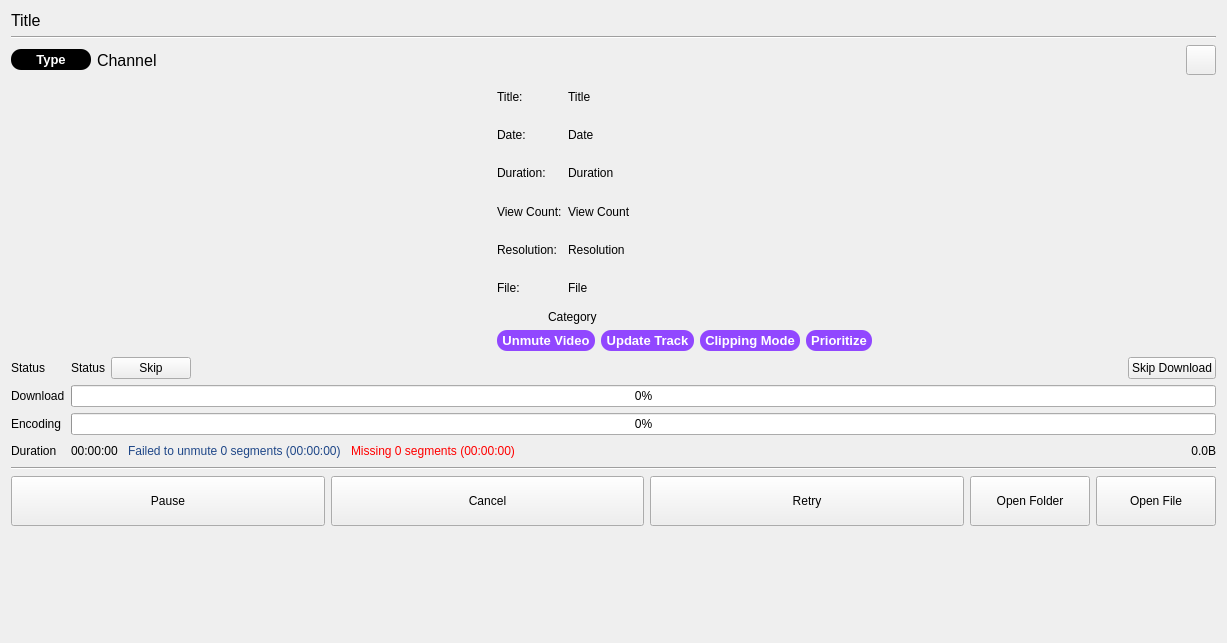
First picture: the form in resources/ui/download.ui, repository devhotteok/TwitchLink, before the edit.
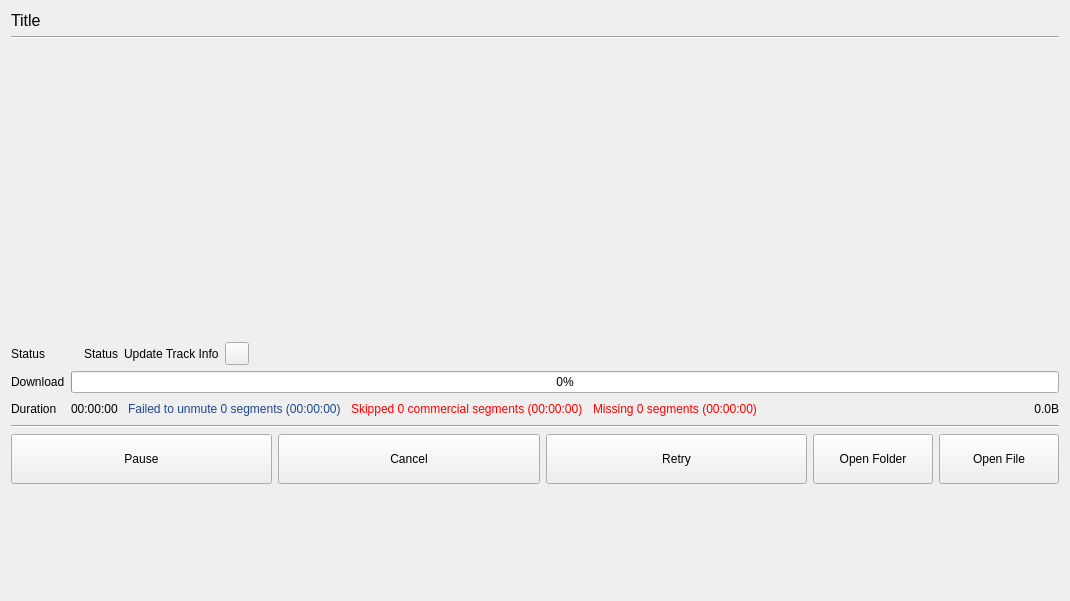
Second picture: the form after the edit. Icons and pictures are not drawn.

What changed in the file:
```diff
--- a/resources/ui/download.ui
+++ b/resources/ui/download.ui
@@ -6,8 +6,8 @@
    <rect>
     <x>0</x>
     <y>0</y>
-    <width>1227</width>
-    <height>633</height>
+    <width>1066</width>
+    <height>601</height>
    </rect>
   </property>
   <property name="sizePolicy">
@@ -16,11 +16,6 @@
     <verstretch>0</verstretch>
    </sizepolicy>
   </property>
-  <property name="font">
-   <font>
-    <pointsize>9</pointsize>
-   </font>
-  </property>
   <property name="locale">
    <locale language="English" country="UnitedStates"/>
   </property>
@@ -51,727 +46,55 @@
     </widget>
    </item>
    <item>
-    <widget class="QWidget" name="channelArea" native="true">
-     <property name="sizePolicy">
-      <sizepolicy hsizetype="Preferred" vsizetype="Fixed">
-       <horstretch>0</horstretch>
-       <verstretch>0</verstretch>
-      </sizepolicy>
+    <widget class="QWidget" name="downloadViewControlBar" native="true">
+     <property name="minimumSize">
+      <size>
+       <width>543</width>
+       <height>32</height>
+      </size>
      </property>
-     <layout class="QHBoxLayout" name="channelAreaLayout">
-      <property name="leftMargin">
-       <number>0</number>
-      </property>
-      <property name="topMargin">
-       <number>0</number>
-      </property>
-      <property name="rightMargin">
-       <number>0</number>
-      </property>
-      <property name="bottomMargin">
-       <number>0</number>
-      </property>
-      <item>
-       <widget class="QWidget" name="videoTypeLabelArea" native="true">
-        <property name="sizePolicy">
-         <sizepolicy hsizetype="Fixed" vsizetype="Fixed">
-          <horstretch>0</horstretch>
-          <verstretch>0</verstretch>
-         </sizepolicy>
-        </property>
-        <property name="minimumSize">
-         <size>
-          <width>80</width>
-          <height>20</height>
-         </size>
-        </property>
-        <property name="styleSheet">
-         <string notr="true">background-color: rgb(0, 0, 0);
-border-radius: 10px;</string>
-        </property>
-        <layout class="QVBoxLayout" name="videoTypeLabelAreaLayout">
-         <property name="leftMargin">
-          <number>5</number>
-         </property>
-         <property name="topMargin">
-          <number>3</number>
-         </property>
-         <property name="rightMargin">
-          <number>5</number>
-         </property>
-         <property name="bottomMargin">
-          <number>3</number>
-         </property>
-         <item>
-          <widget class="QLabel" name="videoTypeLabel">
-           <property name="font">
-            <font>
-             <pointsize>10</pointsize>
-             <weight>75</weight>
-             <bold>true</bold>
-            </font>
-           </property>
-           <property name="styleSheet">
-            <string notr="true">color: rgb(255, 255, 255);</string>
-           </property>
-           <property name="text">
-            <string>Type</string>
-           </property>
-           <property name="alignment">
-            <set>Qt::AlignCenter</set>
-           </property>
-          </widget>
-         </item>
-        </layout>
-       </widget>
-      </item>
-      <item>
-       <widget class="QLabel" name="channel">
-        <property name="sizePolicy">
-         <sizepolicy hsizetype="Ignored" vsizetype="Preferred">
-          <horstretch>0</horstretch>
-          <verstretch>0</verstretch>
-         </sizepolicy>
-        </property>
-        <property name="font">
-         <font>
-          <pointsize>12</pointsize>
-         </font>
-        </property>
-        <property name="text">
-         <string>Channel</string>
-        </property>
-       </widget>
-      </item>
-      <item>
-       <widget class="QToolButton" name="openLogsButton">
-        <property name="sizePolicy">
-         <sizepolicy hsizetype="Fixed" vsizetype="Fixed">
-          <horstretch>0</horstretch>
-          <verstretch>0</verstretch>
-         </sizepolicy>
-        </property>
-        <property name="minimumSize">
-         <size>
-          <width>30</width>
-          <height>30</height>
-         </size>
-        </property>
-        <property name="toolTip">
-         <string>View Logs</string>
-        </property>
-        <property name="icon">
-         <iconset>
-          <normaloff>../icons/text_file.svg</normaloff>../icons/text_file.svg</iconset>
-        </property>
-       </widget>
-      </item>
-     </layout>
     </widget>
    </item>
    <item>
-    <widget class="QWidget" name="videoArea" native="true">
-     <layout class="QHBoxLayout" name="videoAreaLayout">
-      <property name="leftMargin">
-       <number>0</number>
-      </property>
-      <property name="topMargin">
-       <number>0</number>
-      </property>
-      <property name="rightMargin">
-       <number>0</number>
-      </property>
-      <property name="bottomMargin">
-       <number>0</number>
-      </property>
-      <item>
-       <widget class="QWidget" name="thumbnailImageArea" native="true">
-        <property name="sizePolicy">
-         <sizepolicy hsizetype="Expanding" vsizetype="Expanding">
-          <horstretch>0</horstretch>
-          <verstretch>0</verstretch>
-         </sizepolicy>
+    <layout class="QHBoxLayout" name="videoAreaLayout">
+     <item>
+      <widget class="QWidget" name="downloadInfoView" native="true">
+       <property name="minimumSize">
+        <size>
+         <width>629</width>
+         <height>176</height>
+        </size>
+       </property>
+      </widget>
+     </item>
+     <item>
+      <widget class="QWidget" name="partnerContentArea_1" native="true">
+       <property name="minimumSize">
+        <size>
+         <width>300</width>
+         <height>250</height>
+        </size>
+       </property>
+       <layout class="QHBoxLayout" name="adAreaLayout_1">
+        <property name="spacing">
+         <number>0</number>
         </property>
-        <property name="minimumSize">
-         <size>
-          <width>480</width>
-          <height>270</height>
-         </size>
+        <property name="leftMargin">
+         <number>0</number>
         </property>
-        <layout class="QHBoxLayout" name="thumbnailImageAreaLayout">
-         <property name="leftMargin">
-          <number>0</number>
-         </property>
-         <property name="topMargin">
-          <number>0</number>
-         </property>
-         <property name="rightMargin">
-          <number>0</number>
-         </property>
-         <property name="bottomMargin">
-          <number>0</number>
-         </property>
-         <item>
-          <widget class="QLabel" name="thumbnailImage">
-           <property name="sizePolicy">
-            <sizepolicy hsizetype="Ignored" vsizetype="Ignored">
-             <horstretch>0</horstretch>
-             <verstretch>0</verstretch>
-            </sizepolicy>
-           </property>
-           <property name="maximumSize">
-            <size>
-             <width>480</width>
-             <height>270</height>
-            </size>
-           </property>
-           <property name="text">
-            <string/>
-           </property>
-           <property name="pixmap">
-            <pixmap>../img/thumbnail.png</pixmap>
-           </property>
-           <property name="scaledContents">
-            <bool>true</bool>
-           </property>
-           <property name="alignment">
-            <set>Qt::AlignCenter</set>
-           </property>
-          </widget>
-         </item>
-        </layout>
-       </widget>
-      </item>
-      <item>
-       <widget class="QWidget" name="infoArea" native="true">
-        <property name="sizePolicy">
-         <sizepolicy hsizetype="Expanding" vsizetype="Expanding">
-          <horstretch>0</horstretch>
-          <verstretch>0</verstretch>
-         </sizepolicy>
+        <property name="topMargin">
+         <number>0</number>
         </property>
-        <property name="minimumSize">
-         <size>
-          <width>300</width>
-          <height>0</height>
-         </size>
+        <property name="rightMargin">
+         <number>0</number>
         </property>
-        <layout class="QVBoxLayout" name="infoAreaLayout">
-         <property name="leftMargin">
-          <number>0</number>
-         </property>
-         <property name="topMargin">
-          <number>0</number>
-         </property>
-         <property name="rightMargin">
-          <number>0</number>
-         </property>
-         <property name="bottomMargin">
-          <number>0</number>
-         </property>
-         <item>
-          <widget class="QWidget" name="metaArea" native="true">
-           <property name="sizePolicy">
-            <sizepolicy hsizetype="Preferred" vsizetype="Expanding">
-             <horstretch>0</horstretch>
-             <verstretch>0</verstretch>
-            </sizepolicy>
-           </property>
-           <layout class="QFormLayout" name="metaAreaLayout">
-            <property name="leftMargin">
-             <number>0</number>
-            </property>
-            <property name="topMargin">
-             <number>0</number>
-            </property>
-            <property name="rightMargin">
-             <number>0</number>
-            </property>
-            <property name="bottomMargin">
-             <number>0</number>
-            </property>
-            <item row="0" column="0">
-             <widget class="QLabel" name="titleInfo">
-              <property name="sizePolicy">
-               <sizepolicy hsizetype="Preferred" vsizetype="Expanding">
-                <horstretch>0</horstretch>
-                <verstretch>0</verstretch>
-               </sizepolicy>
-              </property>
-              <property name="text">
-               <string>Title:</string>
-              </property>
-             </widget>
-            </item>
-            <item row="0" column="1">
-             <widget class="QLabel" name="title">
-              <property name="sizePolicy">
-               <sizepolicy hsizetype="Ignored" vsizetype="Expanding">
-                <horstretch>0</horstretch>
-                <verstretch>0</verstretch>
-               </sizepolicy>
-              </property>
-              <property name="text">
-               <string>Title</string>
-              </property>
-             </widget>
-            </item>
-            <item row="1" column="0">
-             <widget class="QLabel" name="dateInfo">
-              <property name="sizePolicy">
-               <sizepolicy hsizetype="Preferred" vsizetype="Expanding">
-                <horstretch>0</horstretch>
-                <verstretch>0</verstretch>
-               </sizepolicy>
-              </property>
-              <property name="text">
-               <string>Date:</string>
-              </property>
-             </widget>
-            </item>
-            <item row="1" column="1">
-             <widget class="QLabel" name="date">
-              <property name="sizePolicy">
-               <sizepolicy hsizetype="Ignored" vsizetype="Expanding">
-                <horstretch>0</horstretch>
-                <verstretch>0</verstretch>
-               </sizepolicy>
-              </property>
-              <property name="text">
-               <string>Date</string>
-              </property>
-             </widget>
-            </item>
-            <item row="2" column="0">
-             <widget class="QLabel" name="durationInfo">
-              <property name="sizePolicy">
-               <sizepolicy hsizetype="Preferred" vsizetype="Expanding">
-                <horstretch>0</horstretch>
-                <verstretch>0</verstretch>
-               </sizepolicy>
-              </property>
-              <property name="text">
-               <string>Duration:</string>
-              </property>
-             </widget>
-            </item>
-            <item row="2" column="1">
-             <widget class="QLabel" name="duration">
-              <property name="sizePolicy">
-               <sizepolicy hsizetype="Ignored" vsizetype="Expanding">
-                <horstretch>0</horstretch>
-                <verstretch>0</verstretch>
-               </sizepolicy>
-              </property>
-              <property name="text">
-               <string>Duration</string>
-              </property>
-             </widget>
-            </item>
-            <item row="3" column="0">
-             <widget class="QLabel" name="viewCountInfo">
-              <property name="sizePolicy">
-               <sizepolicy hsizetype="Preferred" vsizetype="Expanding">
-                <horstretch>0</horstretch>
-                <verstretch>0</verstretch>
-               </sizepolicy>
-              </property>
-              <property name="text">
-               <string>View Count:</string>
-              </property>
-             </widget>
-            </item>
-            <item row="3" column="1">
-             <widget class="QLabel" name="viewCount">
-              <property name="sizePolicy">
-               <sizepolicy hsizetype="Ignored" vsizetype="Expanding">
-                <horstretch>0</horstretch>
-                <verstretch>0</verstretch>
-               </sizepolicy>
-              </property>
-              <property name="text">
-               <string>View Count</string>
-              </property>
-             </widget>
-            </item>
-            <item row="4" column="0">
-             <widget class="QLabel" name="resolutionInfo">
-              <property name="sizePolicy">
-               <sizepolicy hsizetype="Preferred" vsizetype="Expanding">
-                <horstretch>0</horstretch>
-                <verstretch>0</verstretch>
-               </sizepolicy>
-              </property>
-              <property name="text">
-               <string>Resolution:</string>
-              </property>
-             </widget>
-            </item>
-            <item row="4" column="1">
-             <widget class="QLabel" name="resolution">
-              <property name="sizePolicy">
-               <sizepolicy hsizetype="Ignored" vsizetype="Expanding">
-                <horstretch>0</horstretch>
-                <verstretch>0</verstretch>
-               </sizepolicy>
-              </property>
-              <property name="text">
-               <string>Resolution</string>
-              </property>
-             </widget>
-            </item>
-            <item row="5" column="0">
-             <widget class="QLabel" name="fileInfo">
-              <property name="sizePolicy">
-               <sizepolicy hsizetype="Preferred" vsizetype="Expanding">
-                <horstretch>0</horstretch>
-                <verstretch>0</verstretch>
-               </sizepolicy>
-              </property>
-              <property name="text">
-               <string>File:</string>
-              </property>
-             </widget>
-            </item>
-            <item row="5" column="1">
-             <widget class="QLabel" name="file">
-              <property name="sizePolicy">
-               <sizepolicy hsizetype="Ignored" vsizetype="Expanding">
-                <horstretch>0</horstretch>
-                <verstretch>0</verstretch>
-               </sizepolicy>
-              </property>
-              <property name="text">
-               <string>File</string>
-              </property>
-             </widget>
-            </item>
-           </layout>
-          </widget>
-         </item>
-         <item>
-          <widget class="QWidget" name="categoryArea" native="true">
-           <property name="sizePolicy">
-            <sizepolicy hsizetype="Expanding" vsizetype="Fixed">
-             <horstretch>0</horstretch>
-             <verstretch>0</verstretch>
-            </sizepolicy>
-           </property>
-           <layout class="QHBoxLayout" name="categoryAreaLayout">
-            <property name="leftMargin">
-             <number>0</number>
-            </property>
-            <property name="topMargin">
-             <number>0</number>
-            </property>
-            <property name="rightMargin">
-             <number>0</number>
-            </property>
-            <property name="bottomMargin">
-             <number>0</number>
-            </property>
-            <item>
-             <widget class="QLabel" name="categoryImage">
-              <property name="sizePolicy">
-               <sizepolicy hsizetype="Fixed" vsizetype="Fixed">
-                <horstretch>0</horstretch>
-                <verstretch>0</verstretch>
-               </sizepolicy>
-              </property>
-              <property name="maximumSize">
-               <size>
-                <width>45</width>
-                <height>60</height>
-               </size>
-              </property>
-              <property name="text">
-               <string/>
-              </property>
-              <property name="pixmap">
-               <pixmap>../img/category.jpg</pixmap>
-              </property>
-              <property name="scaledContents">
-               <bool>true</bool>
-              </property>
-              <property name="alignment">
-               <set>Qt::AlignCenter</set>
-              </property>
-             </widget>
-            </item>
-            <item>
-             <widget class="QLabel" name="category">
-              <property name="text">
-               <string>Category</string>
-              </property>
-             </widget>
-            </item>
-           </layout>
-          </widget>
-         </item>
-         <item>
-          <widget class="QWidget" name="tagArea" native="true">
-           <property name="sizePolicy">
-            <sizepolicy hsizetype="Fixed" vsizetype="Preferred">
-             <horstretch>0</horstretch>
-             <verstretch>0</verstretch>
-            </sizepolicy>
-           </property>
-           <layout class="QHBoxLayout" name="tagAreaLayout">
-            <property name="leftMargin">
-             <number>0</number>
-            </property>
-            <property name="topMargin">
-             <number>0</number>
-            </property>
-            <property name="rightMargin">
-             <number>0</number>
-            </property>
-            <property name="bottomMargin">
-             <number>0</number>
-            </property>
-            <item>
-             <widget class="QWidget" name="unmuteVideoTag" native="true">
-              <property name="sizePolicy">
-               <sizepolicy hsizetype="Preferred" vsizetype="Fixed">
-                <horstretch>0</horstretch>
-                <verstretch>0</verstretch>
-               </sizepolicy>
-              </property>
-              <property name="minimumSize">
-               <size>
-                <width>0</width>
-                <height>20</height>
-               </size>
-              </property>
-              <property name="styleSheet">
-               <string notr="true">color: rgb(255, 255, 255);
-background-color: rgb(145, 71, 255);
-border-radius: 10px;</string>
-              </property>
-              <layout class="QVBoxLayout" name="unmuteVideoTagLayout">
-               <property name="leftMargin">
-                <number>5</number>
-               </property>
-               <property name="topMargin">
-                <number>3</number>
-               </property>
-               <property name="rightMargin">
-                <number>5</number>
-               </property>
-               <property name="bottomMargin">
-                <number>3</number>
-               </property>
-               <item>
-                <widget class="QLabel" name="unmuteVideoTagLabel">
-                 <property name="font">
-                  <font>
-                   <pointsize>10</pointsize>
-                   <weight>75</weight>
-                   <bold>true</bold>
-                  </font>
-                 </property>
-                 <property name="text">
-                  <string>Unmute Video</string>
-                 </property>
-                 <property name="alignment">
-                  <set>Qt::AlignCenter</set>
-                 </property>
-                </widget>
-               </item>
-              </layout>
-             </widget>
-            </item>
-            <item>
-             <widget class="QWidget" name="updateTrackTag" native="true">
-              <property name="sizePolicy">
-               <sizepolicy hsizetype="Preferred" vsizetype="Fixed">
-                <horstretch>0</horstretch>
-                <verstretch>0</verstretch>
-               </sizepolicy>
-              </property>
-              <property name="minimumSize">
-               <size>
-                <width>0</width>
-                <height>20</height>
-               </size>
-              </property>
-              <property name="styleSheet">
-               <string notr="true">color: rgb(255, 255, 255);
-background-color: rgb(145, 71, 255);
-border-radius: 10px;</string>
-              </property>
-              <layout class="QVBoxLayout" name="updateTrackTagLayout">
-               <property name="leftMargin">
-                <number>5</number>
-               </property>
-               <property name="topMargin">
-                <number>3</number>
-               </property>
-               <property name="rightMargin">
-                <number>5</number>
-               </property>
-               <property name="bottomMargin">
-                <number>3</number>
-               </property>
-               <item>
-                <widget class="QLabel" name="updateTrackTagLabel">
-                 <property name="font">
-                  <font>
-                   <pointsize>10</pointsize>
-                   <weight>75</weight>
-                   <bold>true</bold>
-                  </font>
-                 </property>
-                 <property name="text">
-                  <string>Update Track</string>
-                 </property>
-                 <property name="alignment">
-                  <set>Qt::AlignCenter</set>
-                 </property>
-                </widget>
-               </item>
-              </layout>
-             </widget>
-            </item>
-            <item>
-             <widget class="QWidget" name="clippingModeTag" native="true">
-              <property name="sizePolicy">
-               <sizepolicy hsizetype="Preferred" vsizetype="Fixed">
-                <horstretch>0</horstretch>
-                <verstretch>0</verstretch>
-               </sizepolicy>
-              </property>
-              <property name="minimumSize">
-               <size>
-                <width>0</width>
-                <height>20</height>
-               </size>
-              </property>
-              <property name="styleSheet">
-               <string notr="true">color: rgb(255, 255, 255);
-background-color: rgb(145, 71, 255);
-border-radius: 10px;</string>
-              </property>
-              <layout class="QVBoxLayout" name="clippingModeTagLayout">
-               <property name="leftMargin">
-                <number>5</number>
-               </property>
-               <property name="topMargin">
-                <number>3</number>
-               </property>
-               <property name="rightMargin">
-                <number>5</number>
-               </property>
-               <property name="bottomMargin">
-                <number>3</number>
-               </property>
-               <item>
-                <widget class="QLabel" name="clippingModeTagLabel">
-                 <property name="font">
-                  <font>
-                   <pointsize>10</pointsize>
-                   <weight>75</weight>
-                   <bold>true</bold>
-                  </font>
-                 </property>
-                 <property name="text">
-                  <string>Clipping Mode</string>
-                 </property>
-                 <property name="alignment">
-                  <set>Qt::AlignCenter</set>
-                 </property>
-                </widget>
-               </item>
-              </layout>
-             </widget>
-            </item>
-            <item>
-             <widget class="QWidget" name="prioritizeTag" native="true">
-              <property name="sizePolicy">
-               <sizepolicy hsizetype="Preferred" vsizetype="Fixed">
-                <horstretch>0</horstretch>
-                <verstretch>0</verstretch>
-               </sizepolicy>
-              </property>
-              <property name="minimumSize">
-               <size>
-                <width>0</width>
-                <height>20</height>
-               </size>
-              </property>
-              <property name="styleSheet">
-               <string notr="true">color: rgb(255, 255, 255);
-background-color: rgb(145, 71, 255);
-border-radius: 10px;</string>
-              </property>
-              <layout class="QVBoxLayout" name="prioritizeTagLayout">
-               <property name="leftMargin">
-                <number>5</number>
-               </property>
-               <property name="topMargin">
-                <number>3</number>
-               </property>
-               <property name="rightMargin">
-                <number>5</number>
-               </property>
-               <property name="bottomMargin">
-                <number>3</number>
-               </property>
-               <item>
-                <widget class="QLabel" name="prioritizeTagLabel">
-                 <property name="font">
-                  <font>
-                   <pointsize>10</pointsize>
-                   <weight>75</weight>
-                   <bold>true</bold>
-                  </font>
-                 </property>
-                 <property name="text">
-                  <string>Prioritize</string>
-                 </property>
-                 <property name="alignment">
-                  <set>Qt::AlignCenter</set>
-                 </property>
-                </widget>
-               </item>
-              </layout>
-             </widget>
-            </item>
-           </layout>
-          </widget>
-         </item>
-        </layout>
-       </widget>
-      </item>
-      <item>
-       <widget class="QWidget" name="adArea_1" native="true">
-        <property name="minimumSize">
-         <size>
-          <width>300</width>
-          <height>250</height>
-         </size>
+        <property name="bottomMargin">
+         <number>0</number>
         </property>
-        <layout class="QHBoxLayout" name="adAreaLayout_1">
-         <property name="spacing">
-          <number>0</number>
-         </property>
-         <property name="leftMargin">
-          <number>0</number>
-         </property>
-         <property name="topMargin">
-          <number>0</number>
-         </property>
-         <property name="rightMargin">
-          <number>0</number>
-         </property>
-         <property name="bottomMargin">
-          <number>0</number>
-         </property>
-        </layout>
-       </widget>
-      </item>
-     </layout>
-    </widget>
+       </layout>
+      </widget>
+     </item>
+    </layout>
    </item>
    <item>
     <widget class="QWidget" name="progressArea" native="true">
@@ -804,6 +127,81 @@
         </property>
        </widget>
       </item>
+      <item row="0" column="1">
+       <widget class="QWidget" name="statusControlArea" native="true">
+        <layout class="QHBoxLayout" name="statusControlAreaLayout">
+         <property name="leftMargin">
+          <number>0</number>
+         </property>
+         <property name="topMargin">
+          <number>0</number>
+         </property>
+         <property name="rightMargin">
+          <number>0</number>
+         </property>
+         <property name="bottomMargin">
+          <number>0</number>
+         </property>
+         <item>
+          <widget class="QLabel" name="alertIcon">
+           <property name="sizePolicy">
+            <sizepolicy hsizetype="Fixed" vsizetype="Fixed">
+             <horstretch>0</horstretch>
+             <verstretch>0</verstretch>
+            </sizepolicy>
+           </property>
+           <property name="pixmap">
+            <pixmap>../icons/alert_red.svg</pixmap>
+           </property>
+           <property name="scaledContents">
+            <bool>true</bool>
+           </property>
+           <property name="alignment">
+            <set>Qt::AlignCenter</set>
+           </property>
+          </widget>
+         </item>
+         <item>
+          <widget class="QLabel" name="status">
+           <property name="text">
+            <string>Status</string>
+           </property>
+          </widget>
+         </item>
+         <item>
+          <widget class="QLabel" name="updateTrackInfo">
+           <property name="text">
+            <string>Update Track Info</string>
+           </property>
+          </widget>
+         </item>
+         <item>
+          <widget class="QToolButton" name="statusInfoButton">
+           <property name="toolTip">
+            <string>Information</string>
+           </property>
+           <property name="icon">
+            <iconset>
+             <normaloff>../icons/help.svg</normaloff>../icons/help.svg</iconset>
+           </property>
+          </widget>
+         </item>
+         <item>
+          <spacer name="horizontalSpacer_1">
+           <property name="orientation">
+            <enum>Qt::Horizontal</enum>
+           </property>
+           <property name="sizeHint" stdset="0">
+            <size>
+             <width>40</width>
+             <height>20</height>
+            </size>
+           </property>
+          </spacer>
+         </item>
+        </layout>
+       </widget>
+      </item>
       <item row="1" column="0">
        <widget class="QLabel" name="downloadLabel">
         <property name="text">
@@ -819,27 +217,13 @@
        </widget>
       </item>
       <item row="2" column="0">
-       <widget class="QLabel" name="encodingLabel">
-        <property name="text">
-         <string>Encoding</string>
-        </property>
-       </widget>
-      </item>
-      <item row="2" column="1">
-       <widget class="QProgressBar" name="encodingProgressBar">
-        <property name="value">
-         <number>0</number>
-        </property>
-       </widget>
-      </item>
-      <item row="3" column="0">
        <widget class="QLabel" name="durationLabel">
         <property name="text">
          <string>Duration</string>
         </property>
        </widget>
       </item>
-      <item row="3" column="1">
+      <item row="2" column="1">
        <widget class="QWidget" name="fileInfoArea" native="true">
         <layout class="QHBoxLayout" name="fileInfoAreaLayout">
          <property name="spacing">
@@ -858,7 +242,7 @@
           <number>0</number>
          </property>
          <item>
-          <widget class="QLabel" name="currentDuration">
+          <widget class="QLabel" name="duration">
            <property name="text">
             <string>00:00:00</string>
            </property>
@@ -874,6 +258,16 @@
            </property>
           </widget>
          </item>
+         <item>
+          <widget class="QLabel" name="skippedInfo">
+           <property name="styleSheet">
+            <string notr="true">color: rgb(255, 0, 0);</string>
+           </property>
+           <property name="text">
+            <string>Skipped 0 commercial segments (00:00:00)</string>
+           </property>
+          </widget>
+         </item>
          <item>
           <widget class="QLabel" name="missingInfo">
            <property name="styleSheet">
@@ -885,7 +279,7 @@
           </widget>
          </item>
          <item>
-          <spacer name="horizontalSpacer_1">
+          <spacer name="horizontalSpacer_2">
            <property name="orientation">
             <enum>Qt::Horizontal</enum>
            </property>
@@ -910,51 +304,6 @@
         </layout>
        </widget>
       </item>
-      <item row="0" column="1">
-       <widget class="QWidget" name="statusControlArea" native="true">
-        <layout class="QHBoxLayout" name="statusControlAreaLayout">
-         <property name="leftMargin">
-          <number>0</number>
-         </property>
-         <property name="topMargin">
-          <number>0</number>
-         </property>
-         <property name="rightMargin">
-          <number>0</number>
-         </property>
-         <property name="bottomMargin">
-          <number>0</number>
-         </property>
-         <item>
-          <widget class="QLabel" name="status">
-           <property name="sizePolicy">
-            <sizepolicy hsizetype="Maximum" vsizetype="Preferred">
-             <horstretch>0</horstretch>
-             <verstretch>0</verstretch>
-            </sizepolicy>
-           </property>
-           <property name="text">
-            <string>Status</string>
-           </property>
-          </widget>
-         </item>
-         <item alignment="Qt::AlignLeft">
-          <widget class="QPushButton" name="skipWaitingButton">
-           <property name="text">
-            <string>Skip</string>
-           </property>
-          </widget>
-         </item>
-         <item alignment="Qt::AlignRight">
-          <widget class="QPushButton" name="skipDownloadButton">
-           <property name="text">
-            <string>Skip Download</string>
-           </property>
-          </widget>
-         </item>
-        </layout>
-       </widget>
-      </item>
      </layout>
     </widget>
    </item>
```
Left out of the diff: 10 changed lines with no effect on the pictures.
